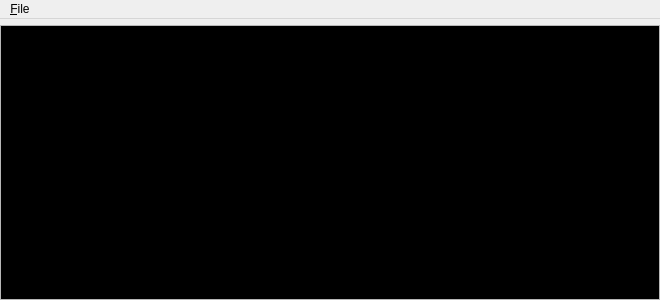
Old version of the form src/localserveroutputview.ui in the repository velnias75/NetMauMau-Qt-Client.
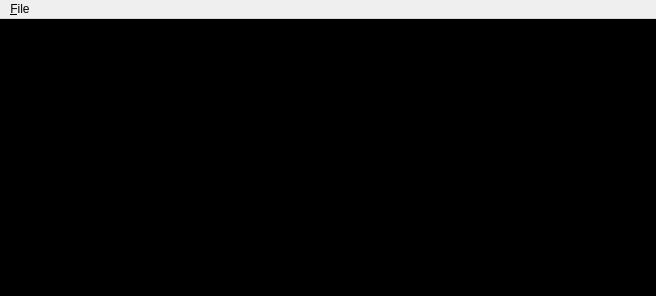
New version of the form. Icons and pictures are not drawn.

What changed in the file:
```diff
--- a/src/localserveroutputview.ui
+++ b/src/localserveroutputview.ui
@@ -6,8 +6,8 @@
    <rect>
     <x>0</x>
     <y>0</y>
-    <width>660</width>
-    <height>300</height>
+    <width>656</width>
+    <height>296</height>
    </rect>
   </property>
   <property name="windowTitle">
@@ -17,7 +17,10 @@
    <iconset resource="icons.qrc">
     <normaloff>:/nmm_qt_client.png</normaloff>:/nmm_qt_client.png</iconset>
   </property>
-  <layout class="QVBoxLayout" name="verticalLayout">
+  <layout class="QVBoxLayout" name="verticalLayout" stretch="0,1">
+   <property name="spacing">
+    <number>0</number>
+   </property>
    <property name="margin">
     <number>0</number>
    </property>
@@ -100,6 +103,12 @@
        </disabled>
       </palette>
      </property>
+     <property name="frameShape">
+      <enum>QFrame::NoFrame</enum>
+     </property>
+     <property name="frameShadow">
+      <enum>QFrame::Plain</enum>
+     </property>
      <property name="undoRedoEnabled">
       <bool>false</bool>
      </property>
```
Left out of the diff: 10 changed lines with no effect on the pictures.
